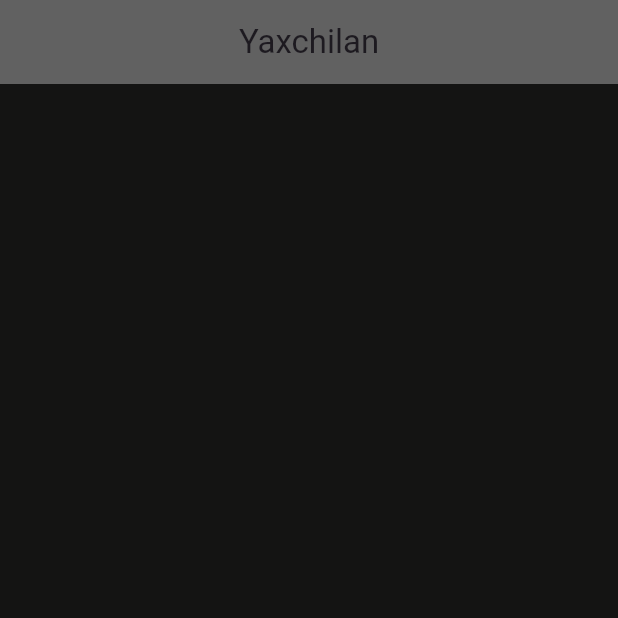
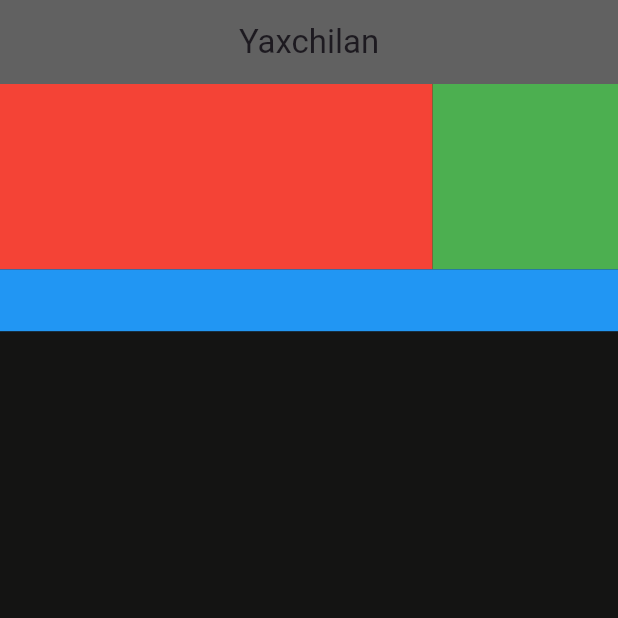
Before and after one commit to Luis-Antonio-Mendez-Rodriguez/Yaxchilan, a Flutter app: the screen it shows after launch, on a phone screen of 412 x 824 dp, the top half of it. Run offline on Flutter 3.47's test engine with Material 3 defaults, Android fonts, the phone set to English and light mode, and no system bars.

Commit message:
FINAL STRUCTURE FRONTED
FINALLY, now, i will create the whole UI again under this new structure that its more close to the original design :D

```diff
--- a/yaxchilan_flutter/lib/Pages/Home.dart
+++ b/yaxchilan_flutter/lib/Pages/Home.dart
@@ -1,4 +1,5 @@
 import 'package:flutter/material.dart';
+import 'package:flutter_staggered_grid_view/flutter_staggered_grid_view.dart';
 
 /*
 -----------------------------------------------------------------------------------------------------------------------------------------------------------
@@ -31,7 +32,26 @@ class HomePage extends StatelessWidget {
         backgroundColor: const Color.fromARGB(255, 97, 97, 97),
       ),
 
-
+      body: StaggeredGrid.count(
+        crossAxisCount: 10,
+        children: [
+          StaggeredGridTile.count(
+            crossAxisCellCount: 7,
+            mainAxisCellCount: 3,
+            child: Container(color: Colors.red),
+          ),
+          StaggeredGridTile.count(
+            crossAxisCellCount: 3,
+            mainAxisCellCount: 3,
+            child: Container(color: Colors.green),
+          ),
+          StaggeredGridTile.count(
+            crossAxisCellCount: 10,
+            mainAxisCellCount: 1,
+            child: Container(color: Colors.blue),
+          ),
+        ],
+      ),
 
 
       /*
```
